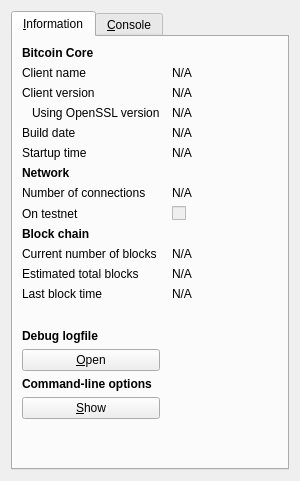
Qt form src/qt/forms/rpcconsole.ui (PalinuroSec/FrozenBoxCoin) before a commit.
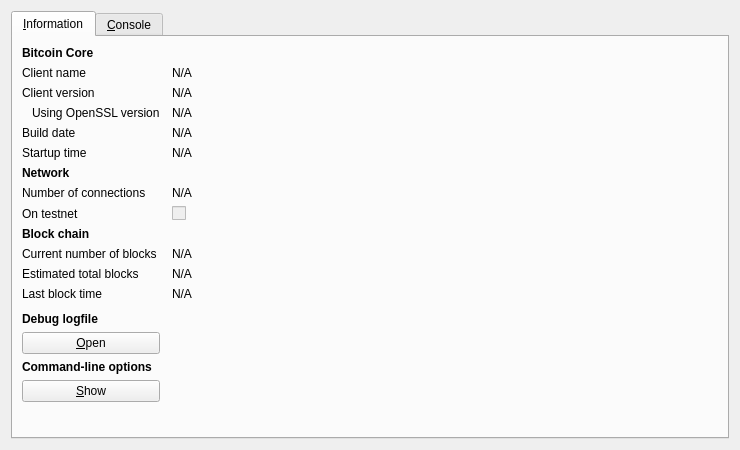
The same form after that commit. Icons and pictures are not drawn.

What changed in the file:
```diff
--- a/src/qt/forms/rpcconsole.ui
+++ b/src/qt/forms/rpcconsole.ui
@@ -2,7 +2,7 @@
 <ui version="4.0">
  <class>RPCConsole</class>
  <widget class="QDialog" name="RPCConsole">
-  <property name="GEOmetry">
+  <property name="geometry">
    <rect>
     <x>0</x>
     <y>0</y>
```
